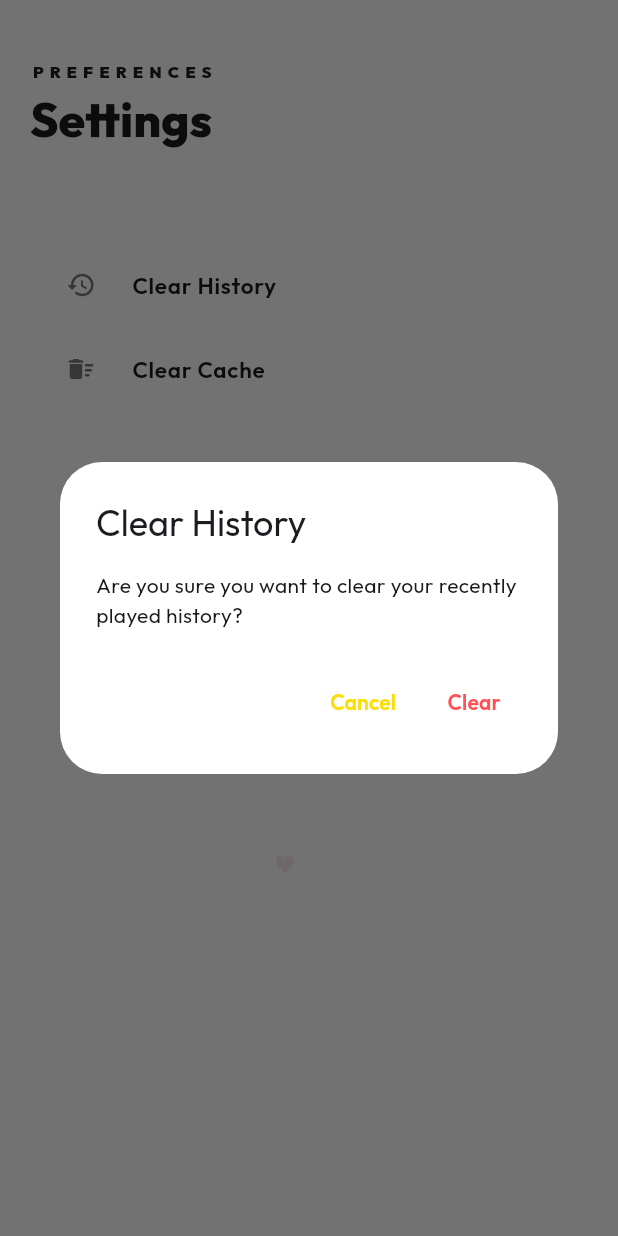
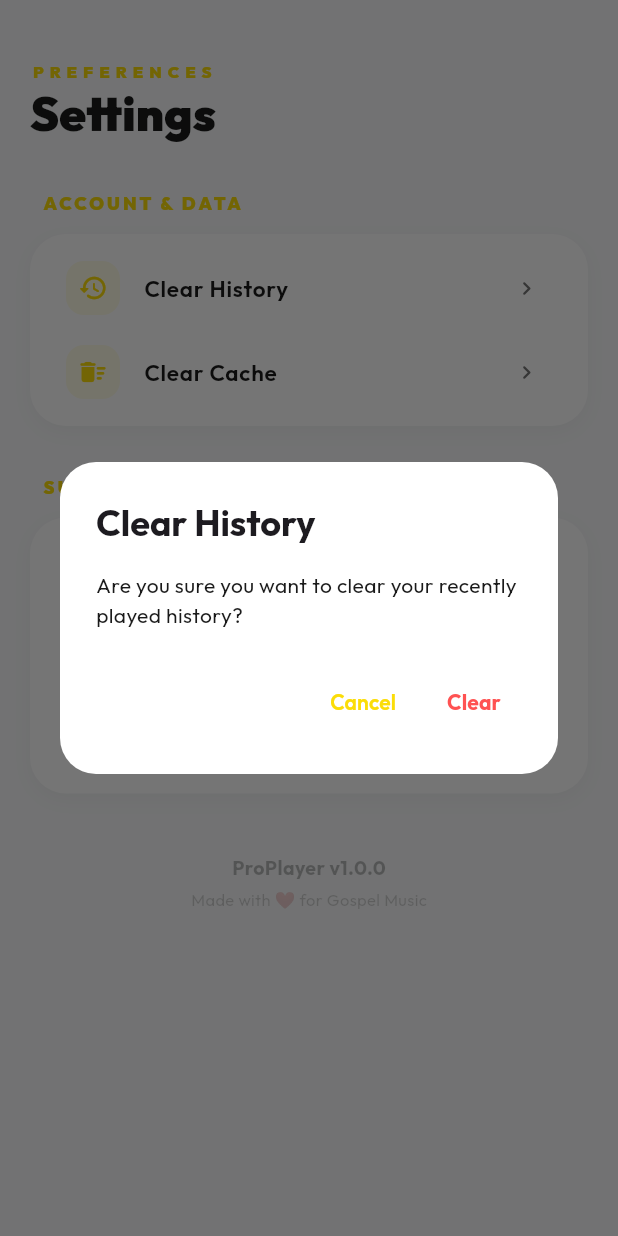
Before and after one commit to wadanegassa/proplayer, a Flutter app: the SettingsScreen screen opened by its route, after a tap on "Clear History", on a phone screen of 412 x 824 dp. Run offline on Flutter 3.47's test engine with Material 3 defaults, Android fonts, the phone set to English and light mode, and no system bars; our stand-ins replace google_fonts, just_audio, just_audio_background, package_info_plus, permission_handler, share_plus and 2 more; missing offline and left inert: flutter_inappwebview, photo_manager, youtube_explode_dart; accounts and stored records are empty; network calls fail.

Commit message:
feat(screens): revamp settings screen tiles and fix share deprecations

```diff
--- a/lib/screens/settings_screen.dart
+++ b/lib/screens/settings_screen.dart
@@ -3,7 +3,6 @@ import 'package:package_info_plus/package_info_plus.dart';
 import 'package:provider/provider.dart';
 import 'package:share_plus/share_plus.dart';
 import '../theme/app_theme.dart';
-import '../widgets/neumorphic_widgets.dart';
 import '../providers/home_provider.dart';
 import '../services/history_service.dart';
 
@@ -40,7 +39,7 @@ class _SettingsScreenState extends State<SettingsScreen> {
     final horizontalPadding = MediaQuery.sizeOf(context).width > 600 ? 32.0 : 20.0;
 
     return Scaffold(
-      backgroundColor: AppTheme.background,
+      backgroundColor: theme.scaffoldBackgroundColor,
       body: SafeArea(
         child: CustomScrollView(
           physics: const BouncingScrollPhysics(),
@@ -55,17 +54,16 @@ class _SettingsScreenState extends State<SettingsScreen> {
                     Text(
                       'PREFERENCES',
                       style: theme.textTheme.labelSmall?.copyWith(
-                        color: AppTheme.brand,
+                        color: AppTheme.primary,
                         fontWeight: FontWeight.w900,
                         letterSpacing: 4,
                       ),
                     ),
-                    const SizedBox(height: 4),
                     Text(
                       'Settings',
                       style: theme.textTheme.displaySmall?.copyWith(
                         fontSize: 32,
-                        fontWeight: FontWeight.w800,
+                        fontWeight: FontWeight.w900,
                       ),
                     ),
                   ],
@@ -80,10 +78,15 @@ class _SettingsScreenState extends State<SettingsScreen> {
                 delegate: SliverChildListDelegate([
                   const SizedBox(height: 12),
                   _buildSectionHeader('Account & Data'),
-                  NeumorphicContainer(
+                  Container(
+                    decoration: BoxDecoration(
+                      color: theme.colorScheme.surface,
+                      borderRadius: BorderRadius.circular(24),
+                      boxShadow: [
+                         BoxShadow(color: Colors.black.withValues(alpha: theme.brightness == Brightness.dark ? 0.2 : 0.03), blurRadius: 10, offset: const Offset(0, 4)),
+                      ],
+                    ),
                     padding: const EdgeInsets.all(8),
-                    borderRadius: 24,
-                    depth: 8,
                     child: Column(
                       children: [
                         _SettingsTile(
@@ -102,10 +105,15 @@ class _SettingsScreenState extends State<SettingsScreen> {
 
                   const SizedBox(height: 32),
                   _buildSectionHeader('Support'),
-                  NeumorphicContainer(
+                  Container(
+                    decoration: BoxDecoration(
+                      color: theme.colorScheme.surface,
+                      borderRadius: BorderRadius.circular(24),
+                      boxShadow: [
+                         BoxShadow(color: Colors.black.withValues(alpha: theme.brightness == Brightness.dark ? 0.2 : 0.03), blurRadius: 10, offset: const Offset(0, 4)),
+                      ],
+                    ),
                     padding: const EdgeInsets.all(8),
-                    borderRadius: 24,
-                    depth: 8,
                     child: Column(
                       children: [
                         _SettingsTile(
@@ -134,17 +142,17 @@ class _SettingsScreenState extends State<SettingsScreen> {
                       children: [
                         Text(
                           'ProPlayer v$_appVersion',
-                          style: const TextStyle(color: Colors.white24, fontSize: 13, fontWeight: FontWeight.bold),
+                          style: TextStyle(color: theme.colorScheme.onSurface.withValues(alpha: 0.3), fontSize: 13, fontWeight: FontWeight.bold),
                         ),
                         const SizedBox(height: 4),
-                        const Text(
+                        Text(
                           'Made with ❤️ for Gospel Music',
-                          style: TextStyle(color: Colors.white10, fontSize: 11),
+                          style: TextStyle(color: theme.colorScheme.onSurface.withValues(alpha: 0.2), fontSize: 11),
                         ),
                       ],
                     ),
                   ),
-                  const SizedBox(height: 120),
+                  const SizedBox(height: 150),
                 ]),
               ),
             ),
@@ -158,8 +166,8 @@ class _SettingsScreenState extends State<SettingsScreen> {
     return Padding(
       padding: const EdgeInsets.only(left: 8, bottom: 12),
       child: Text(
-        title,
-        style: const TextStyle(color: Colors.white38, fontWeight: FontWeight.bold, fontSize: 13, letterSpacing: 1.2),
+        title.toUpperCase(),
+        style: const TextStyle(color: AppTheme.primary, fontWeight: FontWeight.w900, fontSize: 12, letterSpacing: 2),
       ),
     );
   }
@@ -168,8 +176,9 @@ class _SettingsScreenState extends State<SettingsScreen> {
     showDialog(
       context: context,
       builder: (ctx) => AlertDialog(
-        backgroundColor: AppTheme.background,
-        title: const Text('Clear History'),
+        backgroundColor: Theme.of(context).colorScheme.surface,
+        shape: RoundedRectangleBorder(borderRadius: BorderRadius.circular(24)),
+        title: const Text('Clear History', style: TextStyle(fontWeight: FontWeight.bold)),
         content: const Text('Are you sure you want to clear your recently played history?'),
         actions: [
           TextButton(onPressed: () => Navigator.pop(ctx), child: const Text('Cancel')),
@@ -182,7 +191,7 @@ class _SettingsScreenState extends State<SettingsScreen> {
                 ScaffoldMessenger.of(context).showSnackBar(const SnackBar(content: Text('History cleared')));
               }
             },
-            child: const Text('Clear', style: TextStyle(color: Colors.redAccent)),
+            child: const Text('Clear', style: TextStyle(color: Colors.redAccent, fontWeight: FontWeight.bold)),
           ),
         ],
       ),
@@ -203,13 +212,13 @@ class _SettingsTile extends StatelessWidget {
       leading: Container(
         padding: const EdgeInsets.all(8),
         decoration: BoxDecoration(
-          color: AppTheme.darkShadow,
+          color: AppTheme.primary.withValues(alpha: 0.1),
           borderRadius: BorderRadius.circular(12),
         ),
-        child: Icon(icon, color: AppTheme.brand, size: 20),
+        child: Icon(icon, color: AppTheme.primary, size: 20),
       ),
       title: Text(title, style: const TextStyle(fontWeight: FontWeight.w600, fontSize: 15)),
-      trailing: const Icon(Icons.chevron_right_rounded, color: Colors.white24),
+      trailing: const Icon(Icons.chevron_right_rounded, size: 18),
     );
   }
 }
```
